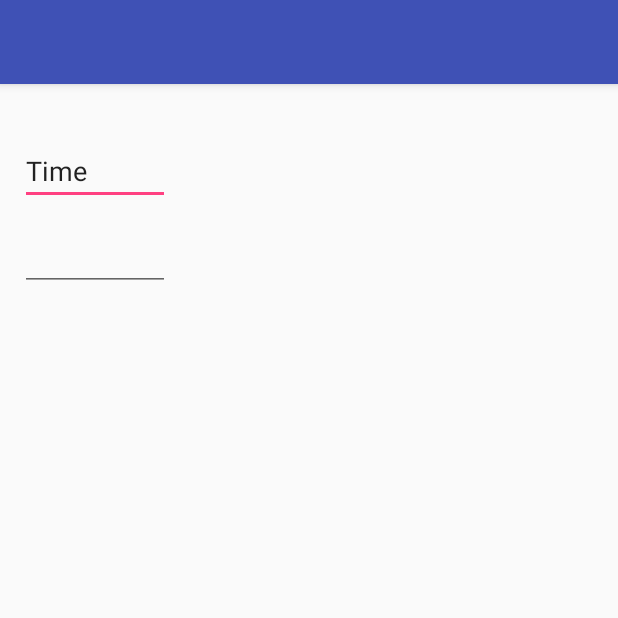
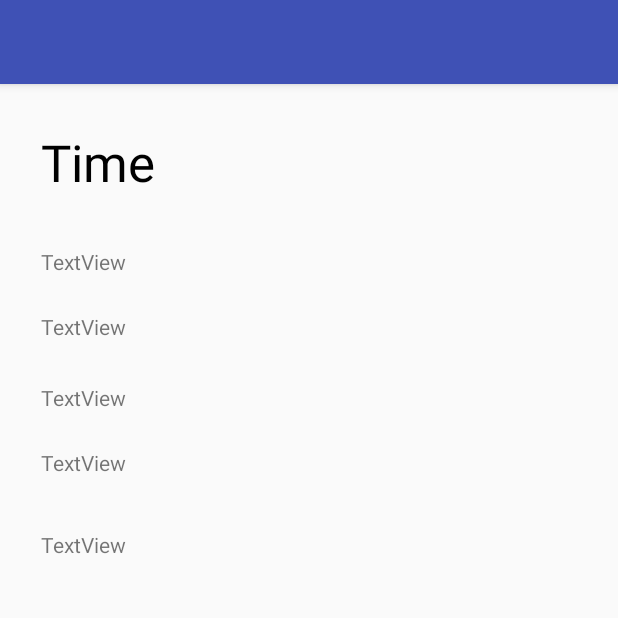
Before and after one commit to aash01/ScheduleMaster, an Android app: the CreateSchedule screen opened directly, with no data from a screen before it, on a phone screen of 412 x 824 dp, the top half of it. Run offline under Robolectric (Android 15) with nearby library versions, the phone set to English and light mode, and no system bars.

Commit message:
layout Master

```diff
--- a/app/src/main/res/layout/activity_create_schedule.xml
+++ b/app/src/main/res/layout/activity_create_schedule.xml
@@ -6,28 +6,77 @@
     android:layout_height="match_parent"
     tools:context="com.example.tinohacks.connectfinal.CreateSchedule">
 
-    <EditText
-        android:id="@+id/timeMenu"
-        android:layout_width="100dp"
+    <TextView
+        android:id="@+id/textView"
+        android:layout_width="wrap_content"
         android:layout_height="wrap_content"
+        android:layout_marginLeft="27dp"
+        android:layout_marginStart="27dp"
+        android:layout_marginTop="29dp"
+        android:text="Time"
+        android:textAppearance="@android:style/TextAppearance.Material.Display1"
+        android:textColor="@android:color/black"
+        android:layout_alignParentTop="true"
         android:layout_alignParentLeft="true"
-        android:layout_alignParentStart="true"
-        android:layout_alignParentTop="true"
-        android:layout_marginLeft="13dp"
-        android:layout_marginStart="13dp"
+        android:layout_alignParentStart="true" />
+
+    <TextView
+        android:id="@+id/time1_2"
+        android:layout_width="wrap_content"
+        android:layout_height="wrap_content"
+        android:layout_alignLeft="@+id/textView"
+        android:layout_alignStart="@+id/textView"
+        android:layout_below="@+id/textView"
+        android:layout_marginTop="34dp"
+        android:text="TextView"
+        android:layout_alignRight="@+id/textView"
+        android:layout_alignEnd="@+id/textView" />
+
+    <TextView
+        android:id="@+id/textView3"
+        android:layout_width="wrap_content"
+        android:layout_height="wrap_content"
+        android:layout_alignLeft="@+id/time1_2"
+        android:layout_alignStart="@+id/time1_2"
+        android:layout_below="@+id/time1_2"
+        android:layout_marginTop="24dp"
+        android:text="TextView"
+        android:layout_alignRight="@+id/time1_2"
+        android:layout_alignEnd="@+id/time1_2" />
+
+    <TextView
+        android:id="@+id/textView4"
+        android:layout_width="wrap_content"
+        android:layout_height="wrap_content"
+        android:layout_alignLeft="@+id/textView3"
+        android:layout_alignStart="@+id/textView3"
+        android:layout_below="@+id/textView3"
+        android:layout_marginTop="28dp"
+        android:text="TextView"
+        android:layout_alignRight="@+id/textView3"
+        android:layout_alignEnd="@+id/textView3" />
+
+    <TextView
+        android:id="@+id/textView5"
+        android:layout_width="wrap_content"
+        android:layout_height="wrap_content"
+        android:layout_alignLeft="@+id/textView4"
+        android:layout_alignStart="@+id/textView4"
+        android:layout_below="@+id/textView4"
+        android:layout_marginTop="24dp"
+        android:text="TextView"
+        android:layout_alignRight="@+id/textView4"
+        android:layout_alignEnd="@+id/textView4" />
+
+    <TextView
+        android:id="@+id/textView6"
+        android:layout_width="wrap_content"
+        android:layout_height="wrap_content"
         android:layout_marginTop="35dp"
-        android:ems="10"
-        android:inputType="textPersonName"
-        android:text="Time" />
-
-    <EditText
-        android:id="@+id/time1"
-        android:layout_width="100dp"
-        android:layout_height="wrap_content"
-        android:layout_marginTop="12dp"
-        android:ems="10"
-        android:inputType="time"
-        android:layout_below="@+id/timeMenu"
-        android:layout_alignLeft="@+id/timeMenu"
-        android:layout_alignStart="@+id/timeMenu" />
+        android:text="TextView"
+        android:layout_below="@+id/textView5"
+        android:layout_alignLeft="@+id/textView5"
+        android:layout_alignStart="@+id/textView5"
+        android:layout_alignRight="@+id/textView5"
+        android:layout_alignEnd="@+id/textView5" />
 </android.widget.RelativeLayout>
```
